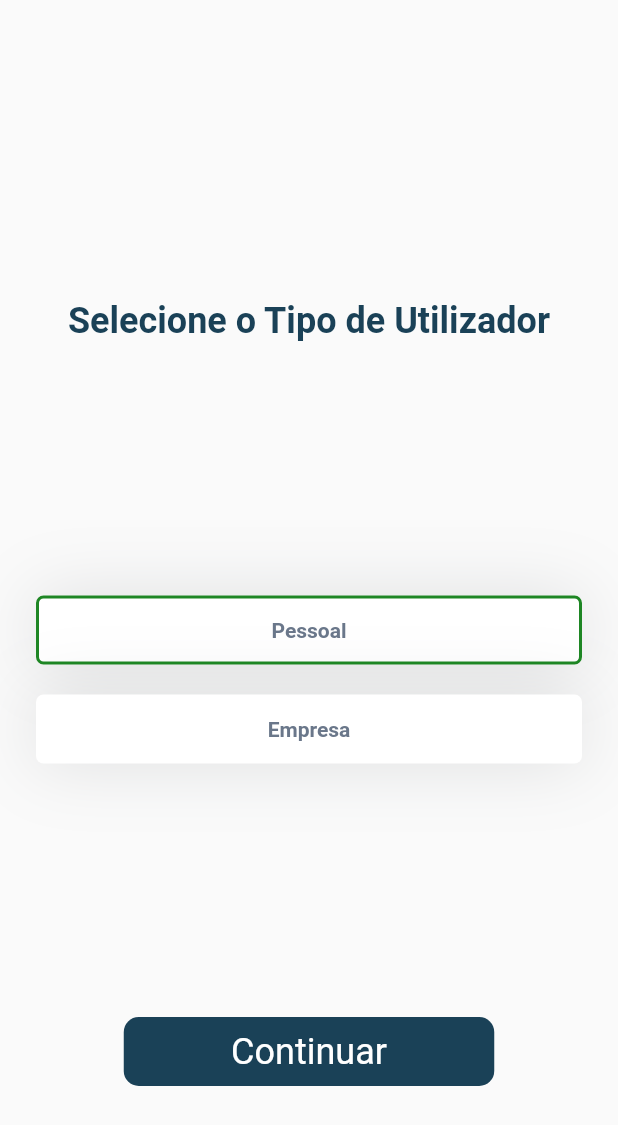
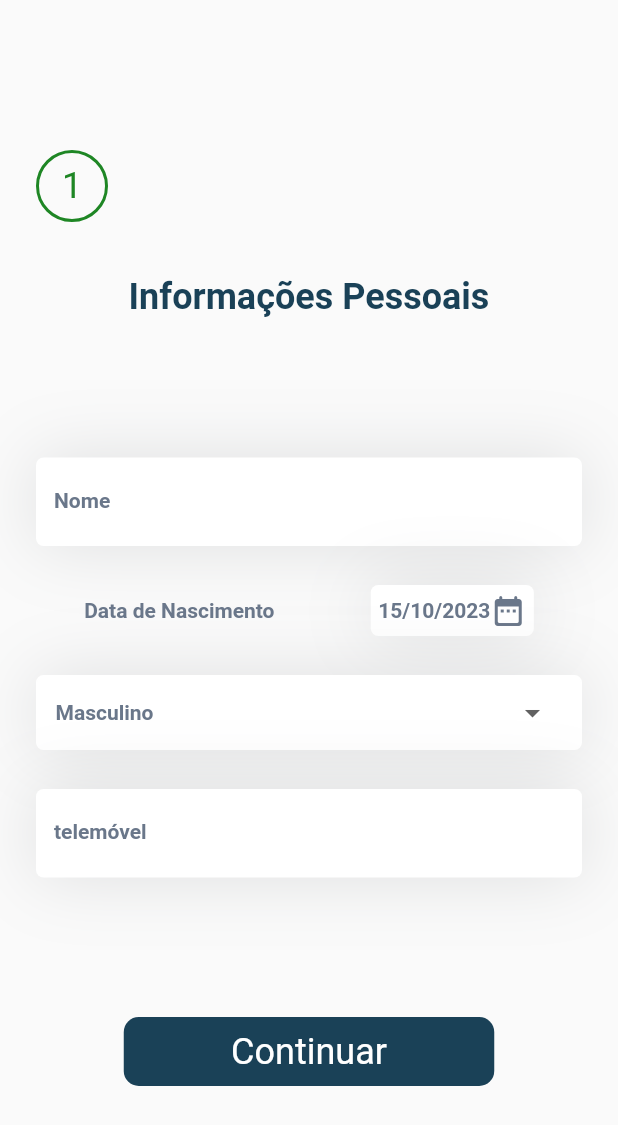
Before and after one commit to BeatEcoprove/beat_ecoprove_mobile, a Flutter app: the screen it shows after launch, on a phone screen of 412 x 824 dp. Shown: the top 1125 px of the screen. Run offline on Flutter 3.47's test engine with Material 2 defaults, Android fonts, the phone set to English and light mode, and no system bars; our stand-ins replace flutter_svg, get_it.

Commit message:
add: First Stage

```diff
--- /dev/null
+++ b/lib/auth/presentation/sign_in/sign_in_view.dart
@@ -0,0 +1,11 @@
+import 'package:beat_ecoprove/auth/presentation/sign_in/stages/first_stage.dart';
+import 'package:flutter/material.dart';
+
+class SignInView extends StatelessWidget {
+  const SignInView({super.key});
+
+  @override
+  Widget build(BuildContext context) {
+    return const FirstStage();
+  }
+}
--- /dev/null
+++ b/lib/auth/presentation/sign_in/stages/first_stage.dart
@@ -0,0 +1,102 @@
+import 'package:beat_ecoprove/core/config/global.dart';
+import 'package:beat_ecoprove/core/widgets/date_picker.dart';
+import 'package:beat_ecoprove/core/widgets/formated_button.dart';
+import 'package:beat_ecoprove/core/widgets/formatted_drop_down.dart';
+import 'package:beat_ecoprove/core/widgets/formatted_text_field/formated_text_field.dart';
+import 'package:beat_ecoprove/core/widgets/step_by_step.dart';
+import 'package:flutter/material.dart';
+import 'package:flutter/services.dart';
+
+class FirstStage extends StatefulWidget {
+  const FirstStage({super.key});
+
+  @override
+  State<FirstStage> createState() => _FirstStageState();
+}
+
+class _FirstStageState extends State<FirstStage> {
+  static const double _textBoxGap = 26;
+  static const double _headerGap = 36;
+
+  static const double _topPadding = 100;
+  static const double _bottomPadding = 100;
+  static const double _horizontalPadding = 24;
+
+  @override
+  Widget build(BuildContext context) {
+    return SingleChildScrollView(
+        child: Padding(
+            padding: const EdgeInsets.only(
+                left: _horizontalPadding,
+                right: _horizontalPadding,
+                top: _topPadding,
+                bottom: _bottomPadding),
+            child: ConstrainedBox(
+              constraints:
+                  BoxConstraints(minHeight: _calculateScreenHeight(context)),
+              child: Column(
+                mainAxisAlignment: MainAxisAlignment.spaceBetween,
+                children: [
+                  const Column(
+                    children: [
+                      StepByStep(),
+                      SizedBox(
+                        height: _headerGap,
+                      ),
+                      Text(
+                        "Informações Pessoais",
+                        style: AppText.header,
+                      ),
+                    ],
+                  ),
+                  Column(
+                    children: [
+                      const FormattedTextField(
+                        hintText: 'Nome',
+                      ),
+                      const SizedBox(
+                        height: _textBoxGap,
+                      ),
+                      const Row(
+                        mainAxisAlignment: MainAxisAlignment.spaceAround,
+                        children: [
+                          Text(
+                            "Data de Nascimento",
+                            softWrap: true,
+                            style: TextStyle(
+                              fontSize: AppText.title5,
+                              color: AppColor.widgetSecondary,
+                              fontWeight: FontWeight.bold,
+                            ),
+                          ),
+                          DatePicker()
+                        ],
+                      ),
+                      const SizedBox(
+                        height: _textBoxGap,
+                      ),
+                      const FormattedDropDown(
+                        options: ["Masculino", "Feminino", "Outros"],
+                      ),
+                      const SizedBox(
+                        height: _textBoxGap,
+                      ),
+                      FormattedTextField(
+                        hintText: "telemóvel",
+                        keyboardType: TextInputType.number,
+                        inputFormatter: <TextInputFormatter>[
+                          FilteringTextInputFormatter.digitsOnly
+                        ], // Onl,
+                      ),
+                    ],
+                  ),
+                  const FormattedButton(content: "Continuar")
+                ],
+              ),
+            )));
+  }
+
+  double _calculateScreenHeight(BuildContext context) {
+    return MediaQuery.of(context).size.height - (_topPadding + _bottomPadding);
+  }
+}
--- /dev/null
+++ b/lib/core/widgets/date_picker.dart
@@ -0,0 +1,79 @@
+import 'package:beat_ecoprove/core/config/global.dart';
+import 'package:flutter/material.dart';
+import 'package:intl/intl.dart';
+
+class DatePicker extends StatefulWidget {
+  const DatePicker({super.key});
+
+  @override
+  State<DatePicker> createState() => _DatePickerState();
+}
+
+class _DatePickerState extends State<DatePicker> {
+  static const String _defualtDateFormat = "dd/MM/yyyy";
+  static const int _maxYearsSupported = 100;
+
+  DateTime _selectedDate = DateTime.now();
+
+  Future<void> _selectDate(BuildContext context) async {
+    final DateTime? picked = await showDatePicker(
+        context: context,
+        builder: (context, child) => Theme(
+            data: ThemeData(
+              colorScheme: const ColorScheme.light(
+                primary: AppColor.primaryColor, // header background color
+              ),
+              textButtonTheme: TextButtonThemeData(
+                style: TextButton.styleFrom(
+                  foregroundColor: AppColor.darkGreen, // button text color
+                ),
+              ),
+            ),
+            child: child!),
+        initialDate: _selectedDate,
+        firstDate: DateTime.now()
+            .subtract(const Duration(days: 365 * _maxYearsSupported)),
+        lastDate: DateTime.now());
+
+    if (picked != null && picked != _selectedDate) {
+      setState(() {
+        _selectedDate = picked;
+      });
+    }
+  }
+
+  @override
+  Widget build(BuildContext context) {
+    return Container(
+      decoration: const BoxDecoration(
+          boxShadow: [AppColor.defaultShadow],
+          color: AppColor.widgetBackgroud,
+          borderRadius: AppColor.borderRadius),
+      child: InkWell(
+        onTap: () async {
+          await _selectDate(context);
+        },
+        child: Padding(
+          padding: const EdgeInsets.all(5),
+          child: Row(
+            mainAxisAlignment: MainAxisAlignment.spaceBetween,
+            children: [
+              Text(
+                DateFormat(_defualtDateFormat).format(_selectedDate),
+                style: const TextStyle(
+                  fontSize: AppText.title5,
+                  color: AppColor.widgetSecondary,
+                  fontWeight: FontWeight.bold,
+                ),
+              ),
+              const Icon(
+                Icons.date_range_rounded,
+                color: AppColor.widgetSecondary,
+              )
+            ],
+          ),
+        ),
+      ),
+    );
+  }
+}
--- /dev/null
+++ b/lib/core/widgets/formatted_drop_down.dart
@@ -0,0 +1,72 @@
+import 'package:beat_ecoprove/core/config/global.dart';
+import 'package:flutter/material.dart';
+
+class FormattedDropDown extends StatefulWidget {
+  final List<String> options;
+
+  const FormattedDropDown({required this.options, Key? key}) : super(key: key);
+
+  @override
+  State<FormattedDropDown> createState() => _FormattedDropDownState();
+}
+
+class _FormattedDropDownState extends State<FormattedDropDown> {
+  late String _value;
+  bool isFocused = false;
+
+  @override
+  void initState() {
+    super.initState();
+    _value = widget.options.first;
+  }
+
+  @override
+  Widget build(BuildContext context) {
+    return Focus(
+      onFocusChange: (value) {
+        setState(() {
+          isFocused = value;
+        });
+      },
+      child: Container(
+        decoration: BoxDecoration(
+            boxShadow: const [AppColor.defaultShadow],
+            color: Colors.white,
+            border: Border.all(
+              color: isFocused ? AppColor.primaryColor : Colors.white,
+            ),
+            borderRadius: AppColor.borderRadius),
+        child: Padding(
+          padding: const EdgeInsets.only(left: 12, right: 20),
+          child: DropdownButton<String>(
+            focusColor: Colors.transparent,
+            style: const TextStyle(
+              fontSize: AppText.title5,
+              color: AppColor.widgetSecondary,
+              fontWeight: FontWeight.bold,
+            ),
+            value: _value,
+            isExpanded: true,
+            items: widget.options.map((String value) {
+              return DropdownMenuItem<String>(
+                value: value,
+                child: Text(value),
+              );
+            }).toList(),
+            underline: Container(
+              height: 0,
+              color: Colors.transparent,
+            ),
+            onChanged: (value) {
+              setState(() {
+                if (value != null) {
+                  _value = value;
+                }
+              });
+            },
+          ),
+        ),
+      ),
+    );
+  }
+}
--- a/lib/core/widgets/formatted_text_field/formated_text_field.dart
+++ b/lib/core/widgets/formatted_text_field/formated_text_field.dart
@@ -1,5 +1,6 @@
 import 'package:beat_ecoprove/core/config/global.dart';
 import 'package:flutter/material.dart';
+import 'package:flutter/services.dart';
 
 import 'formatted_text_field_type.dart';
 
@@ -7,15 +8,19 @@ class FormattedTextField extends StatefulWidget {
   final FormattedTextFieldType fieldType;
   final bool isPassword;
   final String hintText;
-  final Icon leftIcon;
   final String errorMessage;
+  final TextInputType keyboardType;
+  final Icon? leftIcon;
+  final List<TextInputFormatter>? inputFormatter;
 
   const FormattedTextField({
     this.fieldType = FormattedTextFieldType.normal,
     this.hintText = 'Default Value',
     this.isPassword = false,
     this.errorMessage = '', // errorMessage is now optional
-    required this.leftIcon,
+    this.keyboardType = TextInputType.text,
+    this.inputFormatter,
+    this.leftIcon,
     Key? key,
   }) : super(key: key);
 
@@ -58,6 +63,8 @@ class _FormattedTextFieldState extends State<FormattedTextField> {
                 )
               },
               child: TextField(
+                keyboardType: widget.keyboardType,
+                inputFormatters: widget.inputFormatter ?? widget.inputFormatter,
                 obscureText: widget.isPassword,
                 cursorColor: widget.fieldType.focusColor,
                 decoration: InputDecoration(
@@ -69,10 +76,11 @@ class _FormattedTextFieldState extends State<FormattedTextField> {
                   ),
                   focusedBorder: getInputBorder(),
                   enabledBorder: getInputBorder(),
-                  suffixIcon: Icon(
-                    widget.leftIcon.icon,
-                    color: colorizeOnFocus(),
-                  ),
+                  suffixIcon: widget.leftIcon ??
+                      Icon(
+                        widget.leftIcon?.icon,
+                        color: colorizeOnFocus(),
+                      ),
                 ),
               ),
             )),
--- /dev/null
+++ b/lib/core/widgets/step_by_step.dart
@@ -0,0 +1,48 @@
+import 'package:beat_ecoprove/core/config/global.dart';
+import 'package:flutter/material.dart';
+
+class StepByStep extends StatefulWidget {
+  const StepByStep({super.key});
+
+  @override
+  State<StepByStep> createState() => _StepByStepState();
+}
+
+class _StepByStepState extends State<StepByStep> {
+  @override
+  Widget build(BuildContext context) {
+    return const Row(children: [
+      Circle(
+        height: 48,
+      )
+    ]);
+  }
+}
+
+class Circle extends StatelessWidget {
+  static const Color _mainColor = AppColor.darkGreen;
+  static const double _strokeWidth = 2;
+  final double height;
+
+  const Circle({required this.height, Key? key}) : super(key: key);
+
+  @override
+  Widget build(BuildContext context) {
+    return Container(
+      decoration: BoxDecoration(
+          shape: BoxShape.circle,
+          border: Border.all(color: _mainColor, width: _strokeWidth)),
+      height: height,
+      width: height,
+      child: const Center(
+        child: Text(
+          "1",
+          style: TextStyle(
+            fontSize: AppText.title2,
+            color: _mainColor,
+          ),
+        ),
+      ),
+    );
+  }
+}
--- a/lib/main.dart
+++ b/lib/main.dart
@@ -1,4 +1,4 @@
-import 'package:beat_ecoprove/auth/presentation/select_user/select_user_view.dart';
+import 'package:beat_ecoprove/auth/presentation/sign_in/sign_in_view.dart';
 import 'package:beat_ecoprove/dependency_injection.dart';
 import 'package:flutter/material.dart';
 
@@ -15,7 +15,7 @@ class MainApp extends StatelessWidget {
   Widget build(BuildContext context) {
     return const MaterialApp(
       debugShowCheckedModeBanner: false,
-      home: Scaffold(body: SelectUserView()),
+      home: Scaffold(body: SignInView()),
     );
   }
 }
--- a/pubspec.yaml
+++ b/pubspec.yaml
@@ -10,6 +10,7 @@ dependencies:
   # dependency injection
   get_it: ^7.6.4
 
+  intl: ^0.18.1
   flutter_svg: ^2.0.7
 
   flutter:
```
Also changed, not shown: pubspec.lock.
